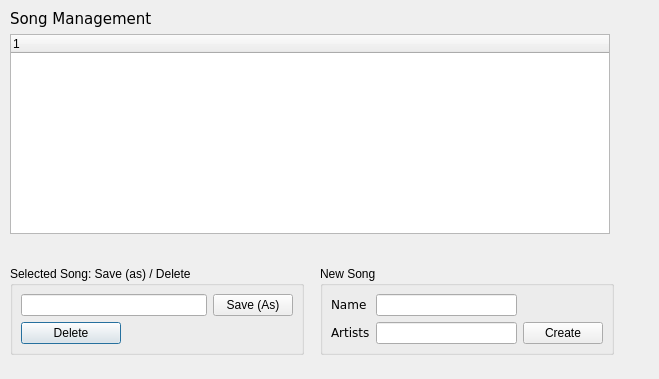
Old version of the form src/traverso/ui/SongManagerDialog.ui in the repository ErwanLegrand/Traverso-DAW.
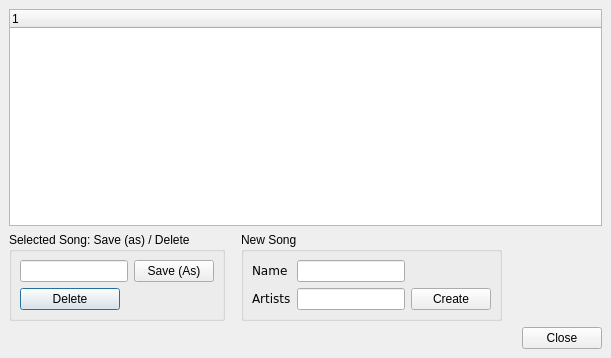
New version of the form.

```diff
--- a/src/traverso/ui/SongManagerDialog.ui
+++ b/src/traverso/ui/SongManagerDialog.ui
@@ -5,36 +5,26 @@
    <rect>
     <x>0</x>
     <y>0</y>
-    <width>659</width>
-    <height>379</height>
+    <width>611</width>
+    <height>358</height>
    </rect>
   </property>
+  <property name="maximumSize" >
+   <size>
+    <width>650</width>
+    <height>500</height>
+   </size>
+  </property>
   <property name="windowTitle" >
    <string>Dialog</string>
   </property>
-  <widget class="QWidget" name="layoutWidget" >
-   <property name="geometry" >
-    <rect>
-     <x>10</x>
-     <y>10</y>
-     <width>604</width>
-     <height>371</height>
-    </rect>
-   </property>
    <layout class="QVBoxLayout" >
     <property name="margin" >
-     <number>0</number>
+    <number>9</number>
     </property>
     <property name="spacing" >
      <number>6</number>
     </property>
-    <item>
-     <widget class="QLabel" name="label_4" >
-      <property name="text" >
-       <string>&lt;html>&lt;head>&lt;meta name="qrichtext" content="1" />&lt;/head>&lt;body style=" white-space: pre-wrap; font-family:Bitstream Vera Sans; font-weight:400; font-style:normal; text-decoration:none;">&lt;p style=" margin-top:0px; margin-bottom:0px; margin-left:0px; margin-right:0px; -qt-block-indent:0; text-indent:0px;">&lt;span style=" font-size:11pt;">Song Management&lt;/span>&lt;/p>&lt;/body>&lt;/html></string>
-      </property>
-     </widget>
-    </item>
     <item>
      <widget class="QTreeWidget" name="treeSongWidget" >
       <property name="sizePolicy" >
@@ -42,7 +32,7 @@
         <hsizetype>7</hsizetype>
         <vsizetype>7</vsizetype>
         <horstretch>0</horstretch>
-        <verstretch>0</verstretch>
+       <verstretch>5</verstretch>
        </sizepolicy>
       </property>
       <property name="minimumSize" >
@@ -51,27 +41,16 @@
         <height>200</height>
        </size>
       </property>
-      <property name="maximumSize" >
-       <size>
-        <width>600</width>
-        <height>16777215</height>
-       </size>
-      </property>
      </widget>
     </item>
     <item>
-     <spacer>
-      <property name="orientation" >
-       <enum>Qt::Vertical</enum>
-      </property>
-      <property name="sizeHint" >
-       <size>
-        <width>20</width>
-        <height>10</height>
-       </size>
-      </property>
-     </spacer>
-    </item>
+    <layout class="QHBoxLayout" >
+     <property name="margin" >
+      <number>0</number>
+     </property>
+     <property name="spacing" >
+      <number>6</number>
+     </property>
     <item>
      <layout class="QHBoxLayout" >
       <property name="margin" >
@@ -179,18 +158,29 @@
     <item>
      <spacer>
       <property name="orientation" >
-       <enum>Qt::Vertical</enum>
+        <enum>Qt::Horizontal</enum>
       </property>
       <property name="sizeHint" >
        <size>
-        <width>602</width>
-        <height>16</height>
+         <width>40</width>
+         <height>20</height>
        </size>
       </property>
      </spacer>
     </item>
    </layout>
-  </widget>
+   </item>
+   <item>
+    <widget class="QDialogButtonBox" name="buttonBox" >
+     <property name="orientation" >
+      <enum>Qt::Horizontal</enum>
+     </property>
+     <property name="standardButtons" >
+      <set>QDialogButtonBox::Close</set>
+     </property>
+    </widget>
+   </item>
+  </layout>
  </widget>
  <resources/>
  <connections/>
```
Left out of the diff: 19 changed lines with no effect on the pictures. Lines whose indentation alone changed are shown as unchanged.
